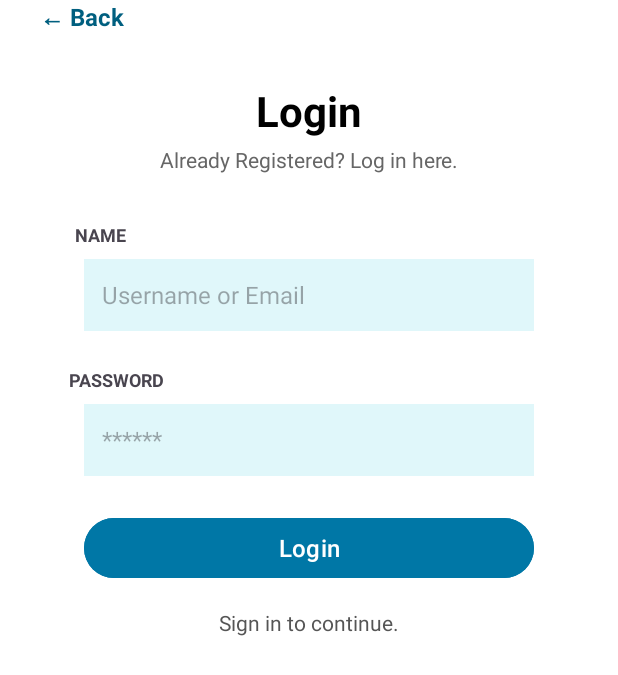
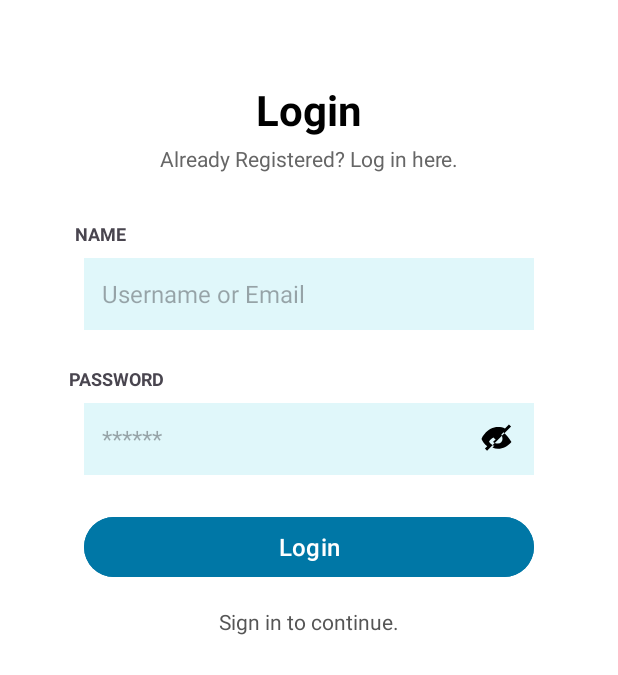
Before and after one commit to Khrizelle28/patient-management-system-mobile, an Android app: the screen it shows after launch (MainActivity), on a phone screen of 412 x 824 dp. Shown: the top 675 px of the screen. Run offline under Robolectric (Android 15) with nearby library versions, the phone set to English and light mode, and no system bars.

Commit message:
remove back

```diff
--- /dev/null
+++ b/app/src/main/res/drawable/ic_eye.xml
@@ -0,0 +1,10 @@
+<?xml version="1.0" encoding="utf-8"?>
+<vector xmlns:android="http://schemas.android.com/apk/res/android"
+    android:width="24dp"
+    android:height="24dp"
+    android:viewportWidth="24"
+    android:viewportHeight="24">
+    <path
+        android:fillColor="#000000"
+        android:pathData="M12,4.5C7.05,4.5 2.73,7.61 1,12c1.73,4.39 6.05,7.5 11,7.5s9.27,-3.11 11,-7.5c-1.73,-4.39 -6.05,-7.5 -11,-7.5zM12,17c-2.76,0 -5,-2.24 -5,-5s2.24,-5 5,-5 5,2.24 5,5 -2.24,5 -5,5zM12,9c-1.66,0 -3,1.34 -3,3s1.34,3 3,3 3,-1.34 3,-3 -1.34,-3 -3,-3z"/>
+</vector>
--- /dev/null
+++ b/app/src/main/res/drawable/ic_eye_off.xml
@@ -0,0 +1,10 @@
+<?xml version="1.0" encoding="utf-8"?>
+<vector xmlns:android="http://schemas.android.com/apk/res/android"
+    android:width="24dp"
+    android:height="24dp"
+    android:viewportWidth="24"
+    android:viewportHeight="24">
+    <path
+        android:fillColor="#000000"
+        android:pathData="M12 6c1.48 0 2.83.41 4 1.11l1.46-1.46c-1.49-.92-3.21-1.44-5.08-1.44C7.05 4.5 2.73 7.61 1 12c.76 1.93 2.12 3.62 3.82 4.79L3.28 18.33 4.7 19.75 20.71 3.74 19.29 2.33 16.66 4.96C15.36 4.34 13.73 4 12 4c-3.44 0-6.56 1.75-8.94 4.59l1.42 1.42C6.04 7.72 8.81 6 12 6zm0 11c-2.5 0-4.71-1.28-6-3.22.73-1.16 1.77-2.13 2.98-2.74l1.46 1.46c-.7.37-1.31.87-1.76 1.46C9.83 14.72 10.88 15 12 15c1.66 0 3-1.34 3-3 0-1.12-.28-2.17-.74-3.03l1.45-1.45C17.72 9.43 19.43 11.61 20.95 13.94 18.62 16.73 15.49 18.5 12 18.5c-1.31 0-2.57-.28-3.71-.79l1.45-1.45C10.62 16.92 11.29 17 12 17z"/>
+</vector>
--- a/app/src/main/res/layout/activity_main.xml
+++ b/app/src/main/res/layout/activity_main.xml
@@ -15,7 +15,7 @@
         android:id="@+id/backButton"
         android:layout_width="wrap_content"
         android:layout_height="wrap_content"
-        android:text="← Back"
+        android:text=""
         android:textColor="#005F7F"
         android:textSize="16sp"
         android:textStyle="bold"
@@ -106,10 +106,15 @@
         android:padding="12dp"
         android:textColor="#000"
         android:textSize="16sp"
+        android:drawableEnd="@drawable/ic_eye_off"
+        android:drawablePadding="8dp"
+        android:importantForAutofill="no"
+        android:focusableInTouchMode="true"
         app:layout_constraintTop_toBottomOf="@id/passwordLabel"
         app:layout_constraintStart_toStartOf="parent"
         app:layout_constraintEnd_toEndOf="parent"
         android:layout_marginTop="8dp"/>
+
 
     <!-- Login Button -->
     <Button
--- a/app/src/main/res/mipmap-anydpi-v26/ic_launcher.xml
+++ b/app/src/main/res/mipmap-anydpi-v26/ic_launcher.xml
@@ -1,5 +1,5 @@
 <?xml version="1.0" encoding="utf-8"?>
 <adaptive-icon xmlns:android="http://schemas.android.com/apk/res/android">
     <background android:drawable="@color/ic_launcher_background"/>
-    <foreground android:drawable="@drawable/ic_launcher_foreground"/>
+    <foreground android:drawable="@mipmap/ic_launcher_foreground"/>
 </adaptive-icon>
--- a/app/src/main/res/mipmap-anydpi-v26/ic_launcher_round.xml
+++ b/app/src/main/res/mipmap-anydpi-v26/ic_launcher_round.xml
@@ -1,5 +1,5 @@
 <?xml version="1.0" encoding="utf-8"?>
 <adaptive-icon xmlns:android="http://schemas.android.com/apk/res/android">
     <background android:drawable="@color/ic_launcher_background"/>
-    <foreground android:drawable="@drawable/ic_launcher_foreground"/>
+    <foreground android:drawable="@mipmap/ic_launcher_foreground"/>
 </adaptive-icon>
```
Also changed, not shown: app/src/main/java/com/example/patientmanagementsystemmobile/MainActivity.java (+35 -15 lines), app/src/main/ic_launcher-playstore.png, app/src/main/res/mipmap-hdpi/ic_launcher.webp, app/src/main/res/mipmap-hdpi/ic_launcher_round.webp, app/src/main/res/mipmap-mdpi/ic_launcher.webp, app/src/main/res/mipmap-mdpi/ic_launcher_round.webp, app/src/main/res/mipmap-xhdpi/ic_launcher.webp, app/src/main/res/mipmap-xhdpi/ic_launcher_round.webp, app/src/main/res/mipmap-xxhdpi/ic_launcher.webp, app/src/main/res/mipmap-xxhdpi/ic_launcher_round.webp, app/src/main/res/mipmap-xxxhdpi/ic_launcher.webp, app/src/main/res/mipmap-xxxhdpi/ic_launcher_round.webp.
